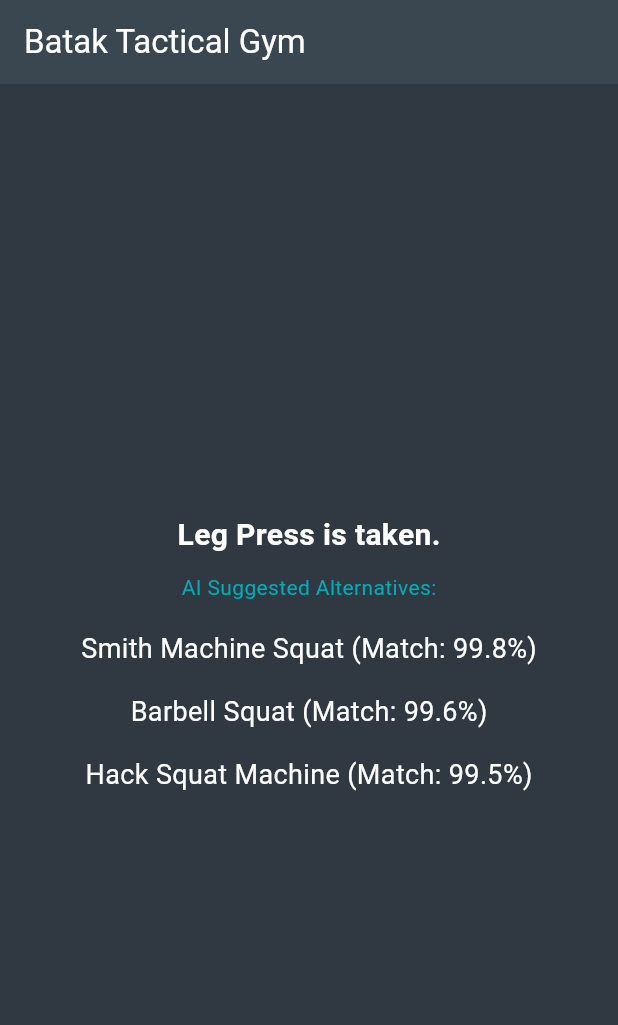
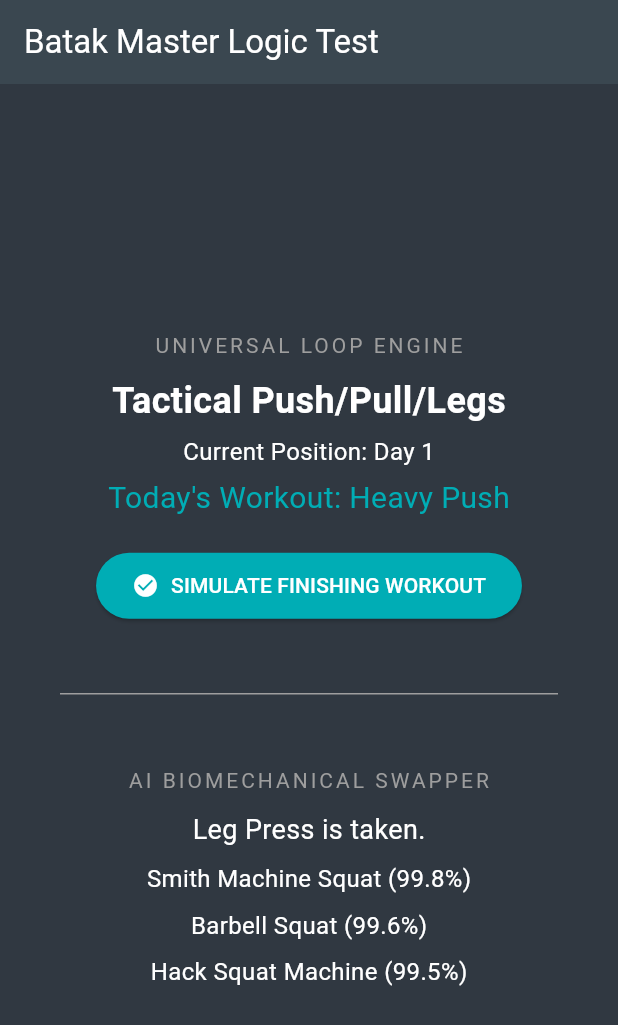
Before and after one commit to TugaGelo/Batak, a Flutter app: the screen it shows after launch, on a phone screen of 412 x 824 dp. Shown: the top 1025 px of the screen. Run offline on Flutter 3.47's test engine with Material 3 defaults, Android fonts, the phone set to English and light mode, and no system bars; our stand-ins replace drift, drift_flutter, flutter_riverpod; accounts and stored records are empty; generated files the repository leaves out were written again.

Commit message:
feat: complete phase 2 with universal loop engine and dynamic sequence mapping

```diff
--- a/lib/main.dart
+++ b/lib/main.dart
@@ -1,16 +1,19 @@
-// Location: C:\Development\batak\lib\main.dart
-
 import 'package:flutter/material.dart';
 import 'package:flutter_riverpod/flutter_riverpod.dart';
+import 'package:batak/core/ai/ai_swapper_service.dart';
+import 'package:batak/core/loop/loop_engine.dart';
 import 'package:batak/core/database/app_database.dart';
-import 'package:batak/core/ai/ai_swapper_service.dart';
 
 void main() async {
   WidgetsFlutterBinding.ensureInitialized();
 
   final container = ProviderContainer();
+
   final aiService = container.read(aiSwapperProvider);
   await aiService.initialize();
+
+  final loopEngine = container.read(loopEngineProvider);
+  await loopEngine.seedDummyRoutineIfEmpty();
 
   runApp(
     UncontrolledProviderScope(
@@ -41,33 +44,95 @@ class BatakApp extends StatelessWidget {
   }
 }
 
-class DashboardPlaceholder extends ConsumerWidget {
+class DashboardPlaceholder extends ConsumerStatefulWidget {
   const DashboardPlaceholder({super.key});
 
   @override
-  Widget build(BuildContext context, WidgetRef ref) {
+  ConsumerState<DashboardPlaceholder> createState() => _DashboardPlaceholderState();
+}
+
+class _DashboardPlaceholderState extends ConsumerState<DashboardPlaceholder> {
+  Routine? _activeRoutine;
+  WorkoutTemplate? _todayTemplate;
+
+  @override
+  void initState() {
+    super.initState();
+    _loadCurrentSequence();
+  }
+
+  Future<void> _loadCurrentSequence() async {
+    final engine = ref.read(loopEngineProvider);
+    final routine = await engine.getActiveRoutine();
+
+    if (routine != null) {
+      final template = await engine.getTodayTemplate(routine);
+      setState(() {
+        _activeRoutine = routine;
+        _todayTemplate = template;
+      });
+    }
+  }
+
+  Future<void> _advanceLoop() async {
+    final engine = ref.read(loopEngineProvider);
+    if (_activeRoutine != null) {
+      await engine.completeTodaySequence(_activeRoutine!);
+      await _loadCurrentSequence();
+    }
+  }
+
+  @override
+  Widget build(BuildContext context) {
     final aiService = ref.read(aiSwapperProvider);
-
     final recommendations = aiService.getAlternatives('leg_press');
 
     return Scaffold(
-      appBar: AppBar(title: const Text('Batak Tactical Gym')),
+      appBar: AppBar(title: const Text('Batak Master Logic Test')),
       body: Center(
         child: Column(
           mainAxisAlignment: MainAxisAlignment.center,
           children: [
-            const Text(
-              "Leg Press is taken.",
-              style: TextStyle(fontSize: 20, fontWeight: FontWeight.bold)
+            const Text("UNIVERSAL LOOP ENGINE", style: TextStyle(color: Colors.grey, letterSpacing: 2)),
+            const SizedBox(height: 10),
+            Text(
+              _activeRoutine?.name ?? "Loading...",
+              style: const TextStyle(fontSize: 24, fontWeight: FontWeight.bold),
             ),
+            const SizedBox(height: 5),
+            Text(
+              "Current Position: Day ${_activeRoutine?.currentSequenceIndex ?? 0}",
+              style: const TextStyle(fontSize: 16),
+            ),
+            const SizedBox(height: 5),
+            Text(
+              "Today's Workout: ${_todayTemplate?.name ?? "Loading..."}",
+              style: const TextStyle(fontSize: 20, color: Color(0xFF00ADB5)),
+            ),
+            const SizedBox(height: 20),
+            ElevatedButton.icon(
+              onPressed: _advanceLoop,
+              icon: const Icon(Icons.check_circle),
+              label: const Text("SIMULATE FINISHING WORKOUT"),
+              style: ElevatedButton.styleFrom(
+                backgroundColor: const Color(0xFF00ADB5),
+                foregroundColor: Colors.white,
+                padding: const EdgeInsets.symmetric(horizontal: 24, vertical: 12)
+              ),
+            ),
+
+            const SizedBox(height: 40),
+            const Divider(color: Colors.grey, endIndent: 40, indent: 40),
+            const SizedBox(height: 40),
+
+            const Text("AI BIOMECHANICAL SWAPPER", style: TextStyle(color: Colors.grey, letterSpacing: 2)),
             const SizedBox(height: 10),
-            const Text("AI Suggested Alternatives:", style: TextStyle(color: Color(0xFF00ADB5))),
-            const SizedBox(height: 10),
+            const Text("Leg Press is taken.", style: TextStyle(fontSize: 18)),
             ...recommendations.map((rec) => Padding(
-              padding: const EdgeInsets.all(8.0),
+              padding: const EdgeInsets.only(top: 8.0),
               child: Text(
-                "${rec.exercise.name} (Match: ${(rec.matchScore * 100).toStringAsFixed(1)}%)",
-                style: const TextStyle(fontSize: 18),
+                "${rec.exercise.name} (${(rec.matchScore * 100).toStringAsFixed(1)}%)",
+                style: const TextStyle(fontSize: 16),
               ),
             )),
           ],
```
Also changed, not shown: lib/core/loop/loop_engine.dart (added, +68 -0 lines).
